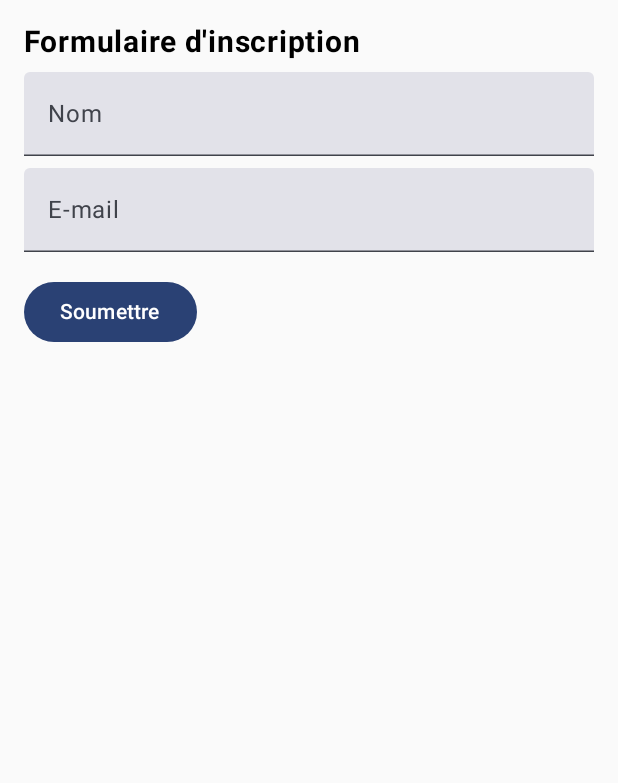
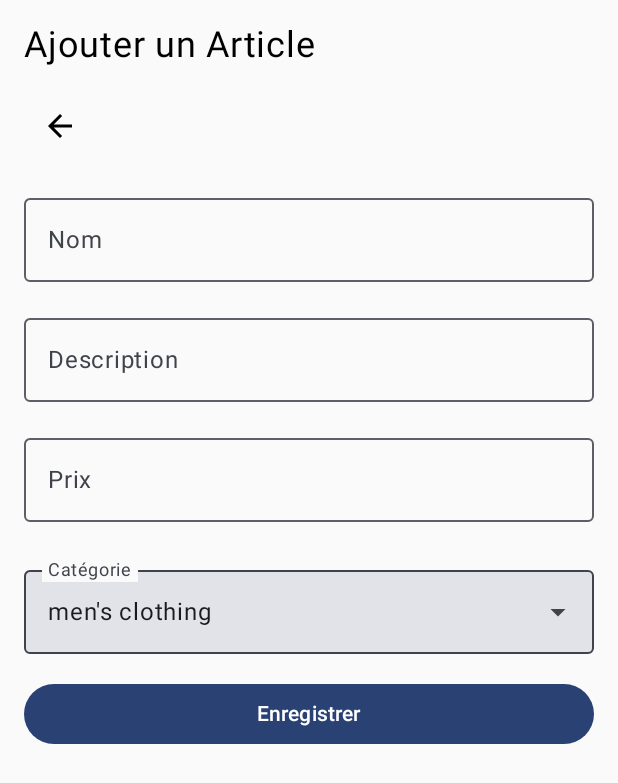
Before and after one commit to LeLouPhoque/projecteni, an Android app built with Jetpack Compose: the FormScreen screen opened through its navigation route, on a phone screen of 412 x 824 dp. Shown: the top 783 px of the screen. Run offline under Robolectric (Android 15) with nearby library versions, the phone set to English and light mode, and no system bars; our stand-ins replace livedata-compose; pictures from the network do not load.

Commit message:
feat(feat)

```diff
--- a/app/build.gradle.kts
+++ b/app/build.gradle.kts
@@ -64,8 +64,10 @@ dependencies {
     implementation(libs.androidx.leanback)
     implementation(libs.coil.kt.coil.compose)
     implementation(libs.volley)
+    implementation(libs.androidx.runtime.livedata)
 
     testImplementation(libs.junit)
+    testImplementation(libs.androidx.ui.test.junit4.android)
     androidTestImplementation(libs.androidx.junit)
     androidTestImplementation(libs.androidx.espresso.core)
     androidTestImplementation(platform(libs.androidx.compose.bom))
--- a/app/src/main/java/com/example/enishop/MainActivity.kt
+++ b/app/src/main/java/com/example/enishop/MainActivity.kt
@@ -14,12 +14,15 @@ import androidx.compose.foundation.layout.height
 import androidx.compose.foundation.layout.padding
 import androidx.compose.foundation.layout.size
 import androidx.compose.foundation.layout.width
-import androidx.compose.foundation.lazy.LazyColumn
-import androidx.compose.foundation.lazy.items
+import androidx.compose.foundation.lazy.grid.GridCells
+import androidx.compose.foundation.lazy.grid.LazyVerticalGrid
+import androidx.compose.foundation.lazy.grid.items
 import androidx.compose.material.icons.Icons
 import androidx.compose.material.icons.automirrored.filled.ArrowBack
+import androidx.compose.material.icons.automirrored.filled.Send
 import androidx.compose.material.icons.filled.ShoppingCart
 import androidx.compose.material3.Button
+import androidx.compose.material3.ButtonDefaults
 import androidx.compose.material3.Card
 import androidx.compose.material3.CardDefaults
 import androidx.compose.material3.CenterAlignedTopAppBar
@@ -31,8 +34,8 @@ import androidx.compose.material3.MaterialTheme
 import androidx.compose.material3.Scaffold
 import androidx.compose.material3.Text
 import androidx.compose.runtime.Composable
-import androidx.compose.runtime.LaunchedEffect
 import androidx.compose.runtime.getValue
+import androidx.compose.runtime.livedata.observeAsState
 import androidx.compose.runtime.mutableStateOf
 import androidx.compose.runtime.remember
 import androidx.compose.runtime.setValue
@@ -43,6 +46,7 @@ import androidx.compose.ui.text.TextStyle
 import androidx.compose.ui.text.font.FontWeight
 import androidx.compose.ui.unit.dp
 import androidx.compose.ui.unit.sp
+import androidx.lifecycle.viewmodel.compose.viewModel
 import androidx.navigation.NavController
 import androidx.navigation.compose.NavHost
 import androidx.navigation.compose.composable
@@ -52,8 +56,14 @@ import com.example.enishop.bo.Article
 import com.example.enishop.form.FormScreen
 import com.example.enishop.repository.ArticleRepository
 import com.example.enishop.ui.theme.EniShopTheme
+import com.example.enishop.vm.ArticleListViewModel
 import java.text.SimpleDateFormat
 import java.util.Locale
+import android.content.Intent
+import android.net.Uri
+import android.app.Activity
+import androidx.compose.ui.platform.LocalContext
+import androidx.compose.ui.platform.testTag
 
 class MainActivity : ComponentActivity() {
     override fun onCreate(savedInstanceState: Bundle?) {
@@ -64,7 +74,7 @@ class MainActivity : ComponentActivity() {
                 val navController = rememberNavController()
                 NavHost(navController = navController, startDestination = "articleList") {
                     composable("articleList") {
-                        ArticleListScreen(navController)
+                        ArticleListScreen(navController, ArticleRepository)
                     }
                     composable("articleDetail/{articleId}") { backStackEntry ->
                         val articleId = backStackEntry.arguments?.getString("articleId")?.toLongOrNull()
@@ -76,12 +86,7 @@ class MainActivity : ComponentActivity() {
                         }
                     }
                     composable("formScreen") {
-                        FormScreen(
-                            name = remember { mutableStateOf("") },
-                            email = remember { mutableStateOf("") },
-                            isFormSubmitted = remember { mutableStateOf(false) },
-                            onSubmit = { /* Logique de soumission du formulaire */ }
-                        )
+                        FormScreen(navController)
                     }
                 }
             }
@@ -99,6 +104,18 @@ fun ArticleCard(article: Article, onDetailClick: (Article) -> Unit) {
         colors = CardDefaults.cardColors(containerColor = MaterialTheme.colorScheme.surface)
     ) {
         Column(modifier = Modifier.padding(16.dp)) {
+            Box(
+                modifier = Modifier
+                    .height(200.dp)
+                    .fillMaxWidth(),
+                contentAlignment = Alignment.Center
+            ) {
+                AsyncImage(
+                    model = article.imageUrl,
+                    contentDescription = null,
+                    modifier = Modifier.size(200.dp)
+                )
+            }
             Text(text = article.name)
             Text(text = "Price: ${article.price} €")
             Button(
@@ -118,7 +135,12 @@ fun ArticleDetailScreen(
     navController: NavController,
     article: Article
 ) {
+
+    val context = LocalContext.current as Activity
     var isFavorite by remember { mutableStateOf(false) }
+    val query = article.name
+    val searchUrl = "https://www.bing.com/search?q=$query"
+    val intent = Intent(Intent.ACTION_VIEW, Uri.parse(searchUrl))
 
     Scaffold(
         topBar = {
@@ -176,7 +198,7 @@ fun ArticleDetailScreen(
             ) {
                 Text(
                     text = "Prix : ${article.price} €",
-                    modifier = Modifier.padding(top = 8.dp)
+                    modifier = Modifier.padding(top = 8.dp).testTag("prixText")
                 )
                 Text(
                     text = "Date : ${SimpleDateFormat("yyyy-MM-dd", Locale.getDefault()).format(article.date)}",
@@ -193,22 +215,28 @@ fun ArticleDetailScreen(
                 )
                 Text(text = "Favori", modifier = Modifier.padding(start = 8.dp))
             }
+            Button(
+                onClick = {
+                    context.startActivity(intent)
+                }
+            ) {
+                Text(text = "Comparer les pris sur internet de : ${article.name}")
+            }
         }
     }
 }
 
 @OptIn(ExperimentalMaterial3Api::class)
 @Composable
-fun ArticleListScreen(navController: NavController) {
-    var articles by remember { mutableStateOf<List<Article>>(emptyList()) }
+fun ArticleListScreen(navController: NavController, articleRepository: ArticleRepository) {
+    val viewModel: ArticleListViewModel = viewModel(
+        factory = ArticleListViewModel.provideFactory(articleRepository)
+    )
 
-    LaunchedEffect(Unit) {
-        articles = ArticleRepository.getArticles()
-    }
+    val articles by viewModel.articles.observeAsState(emptyList())
+    val categories by viewModel.categories.observeAsState(emptyList())
 
-    val onButtonClick = {
-        navController.navigate("formScreen")
-    }
+    var selectedCategory by remember { mutableStateOf("All") }
 
     Scaffold(
         topBar = {
@@ -225,28 +253,48 @@ fun ArticleListScreen(navController: NavController) {
                             fontWeight = FontWeight.Bold,
                             fontSize = 40.sp,
                         )
+                        IconButton(onClick = { navController.navigate("formScreen")}) {
+                            Icon(Icons.AutoMirrored.Filled.Send, contentDescription = "send")
+                        }
                     }
                 }
             )
         }
     ) { innerPadding ->
+        Column(modifier = Modifier.padding(innerPadding)) {
+            Row(
+                modifier = Modifier
+                    .fillMaxWidth()
+                    .padding(8.dp),
+                horizontalArrangement = Arrangement.spacedBy(8.dp)
+            ) {
+                categories.forEach { category ->
+                    Button(
+                        onClick = { selectedCategory = category },
+                        colors = if (selectedCategory == category) ButtonDefaults.buttonColors(
+                            containerColor = Color.Magenta,
+                            contentColor = Color.White
+                        ) else ButtonDefaults.buttonColors()
+                    ) {
+                        Text(category)
+                    }
+                }
+            }
 
-        Column(modifier = Modifier.padding(innerPadding)) {
-            LazyColumn(modifier = Modifier.padding(top = 16.dp)) {
-                items(articles) { article ->
+            val filteredArticles = if (selectedCategory == "All") articles else articles.filter { it.category == selectedCategory }
+
+            LazyVerticalGrid(
+                columns = GridCells.Fixed(2),
+                modifier = Modifier.padding(16.dp),
+                verticalArrangement = Arrangement.spacedBy(16.dp),
+                horizontalArrangement = Arrangement.spacedBy(16.dp)
+            ) {
+                items(filteredArticles) { article ->
                     ArticleCard(article) { selectedArticle ->
                         navController.navigate("articleDetail/${selectedArticle.id}")
                     }
                 }
             }
-            Button(
-                onClick = onButtonClick,
-                modifier = Modifier
-                    .fillMaxWidth()
-                    .padding(16.dp)
-            ) {
-                Text("Ajouter un article")
-            }
         }
     }
 }
--- a/app/src/main/java/com/example/enishop/dao/ArticleDao.kt
+++ b/app/src/main/java/com/example/enishop/dao/ArticleDao.kt
@@ -8,4 +8,6 @@ interface ArticleDao {
     fun insert(article: Article): Long
 
     fun getAllArticles(): List<Article>
+
+    fun getAllCategorie(): List<String>
 }
--- a/app/src/main/java/com/example/enishop/dao/memory/ArticleDAOMemoryImpl.kt
+++ b/app/src/main/java/com/example/enishop/dao/memory/ArticleDAOMemoryImpl.kt
@@ -12,6 +12,18 @@ class ArticleDAOMemoryImpl : ArticleDao {
     override fun insert(article: Article): Long {
         articleInMemory.add(article)
         return article.id
+    }
+
+    override fun getAllCategorie(): List<String> {
+        return categoryInMemory
+    }
+
+    private var categoryInMemory = mutableListOf<String>()
+
+    init{
+        categoryInMemory.add("men's clothing")
+        categoryInMemory.add("women's clothing")
+
     }
 
     override fun getAllArticles(): List<Article> {
@@ -47,7 +59,7 @@ class ArticleDAOMemoryImpl : ArticleDao {
             description = "great outerwear jackets for Spring/Autumn/Winter, suitable for many occasions, such as working, hiking, camping, mountain/rock climbing, cycling, traveling or other outdoors. Good gift choice for you or your family member. A warm hearted love to Father, husband or son in this thanksgiving or Christmas Day.",
             price = 55.99,
             imageUrl = "https://fakestoreapi.com/img/71li-ujtlUL._AC_UX679_.jpg",
-            category = "men's clothing",
+            category = "women's clothing",
             date = Date(),
         ))
     }
--- a/app/src/main/java/com/example/enishop/dao/network/ArticleDAONetworkImpl.kt
+++ b/app/src/main/java/com/example/enishop/dao/network/ArticleDAONetworkImpl.kt
@@ -15,4 +15,8 @@ class ArticleDAONetworkImpl: ArticleDao {
     override fun getAllArticles(): List<Article> {
         TODO("Not yet implemented")
     }
+
+    override fun getAllCategorie(): List<String> {
+        TODO("Not yet implemented")
+    }
 }
--- a/app/src/main/java/com/example/enishop/form/formulaire.kt
+++ b/app/src/main/java/com/example/enishop/form/formulaire.kt
@@ -1,63 +1,129 @@
 package com.example.enishop.form
 
+import androidx.compose.foundation.layout.Arrangement
 import androidx.compose.foundation.layout.Column
-import androidx.compose.foundation.layout.Spacer
 import androidx.compose.foundation.layout.fillMaxWidth
 import androidx.compose.foundation.layout.padding
+import androidx.compose.material.icons.Icons
+import androidx.compose.material.icons.automirrored.filled.ArrowBack
 import androidx.compose.material3.Button
+import androidx.compose.material3.DropdownMenu
+import androidx.compose.material3.DropdownMenuItem
+import androidx.compose.material3.ExperimentalMaterial3Api
+import androidx.compose.material3.ExposedDropdownMenuBox
+import androidx.compose.material3.ExposedDropdownMenuDefaults
+import androidx.compose.material3.Icon
+import androidx.compose.material3.IconButton
+import androidx.compose.material3.OutlinedTextField
 import androidx.compose.material3.Text
-import androidx.compose.material3.TextField
 import androidx.compose.runtime.Composable
-import androidx.compose.runtime.MutableState
+import androidx.compose.runtime.getValue
+import androidx.compose.runtime.mutableStateOf
+import androidx.compose.runtime.remember
+import androidx.compose.runtime.setValue
 import androidx.compose.ui.Modifier
-import androidx.compose.ui.graphics.Color
-import androidx.compose.ui.text.font.FontWeight
 import androidx.compose.ui.unit.dp
 import androidx.compose.ui.unit.sp
+import androidx.navigation.NavController
+import com.example.enishop.bo.Article
+import com.example.enishop.repository.ArticleRepository
+import java.util.Date
 
+@OptIn(ExperimentalMaterial3Api::class)
 @Composable
-fun FormScreen(
-    name: MutableState<String>,
-    email: MutableState<String>,
-    isFormSubmitted: MutableState<Boolean>,
-    onSubmit: () -> Unit
-) {
-    Column(modifier = Modifier.padding(16.dp)) {
+fun FormScreen(navController: NavController) {
+    var name by remember { mutableStateOf("") }
+    var description by remember { mutableStateOf("") }
+    var price by remember { mutableStateOf("") }
 
-        Text(text = "Formulaire d'inscription", fontWeight = FontWeight.Bold, fontSize = 20.sp)
+    val categories = ArticleRepository.getCategories()
+    var selectedCategory by remember { mutableStateOf(categories[0]) }
+    var expanded by remember { mutableStateOf(false) }
 
-        TextField(
-            value = name.value,
-            onValueChange = { name.value = it },
+    Column(
+        modifier = Modifier
+            .fillMaxWidth()
+            .padding(16.dp),
+        verticalArrangement = Arrangement.spacedBy(16.dp)
+    ) {
+        Text(text = "Ajouter un Article", fontSize = 24.sp)
+        IconButton(onClick = { navController.navigateUp() }) {
+            Icon(Icons.AutoMirrored.Filled.ArrowBack, contentDescription = "Back")
+        }
+
+        OutlinedTextField(
+            value = name,
+            onValueChange = { name = it },
             label = { Text("Nom") },
-            modifier = Modifier.fillMaxWidth().padding(top = 8.dp)
+            modifier = Modifier.fillMaxWidth()
         )
 
-        TextField(
-            value = email.value,
-            onValueChange = { email.value = it },
-            label = { Text("E-mail") },
-            modifier = Modifier.fillMaxWidth().padding(top = 8.dp)
+        OutlinedTextField(
+            value = description,
+            onValueChange = { description = it },
+            label = { Text("Description") },
+            modifier = Modifier.fillMaxWidth()
         )
+
+        OutlinedTextField(
+            value = price,
+            onValueChange = { price = it },
+            label = { Text("Prix") },
+            modifier = Modifier.fillMaxWidth()
+        )
+
+        ExposedDropdownMenuBox(
+            expanded = expanded,
+            onExpandedChange = { expanded = !expanded }
+        ) {
+            OutlinedTextField(
+                readOnly = true,
+                value = selectedCategory,
+                onValueChange = {},
+                label = { Text("Catégorie") },
+                modifier = Modifier
+                    .fillMaxWidth()
+                    .padding(top = 8.dp),
+                trailingIcon = {
+                    ExposedDropdownMenuDefaults.TrailingIcon(expanded = expanded)
+                },
+                colors = ExposedDropdownMenuDefaults.textFieldColors()
+            )
+            DropdownMenu(
+                expanded = expanded,
+                onDismissRequest = { expanded = true }
+            ) {
+                categories.forEach { category ->
+                    DropdownMenuItem(
+                        text = { Text(category) },
+                        onClick = {
+                            selectedCategory = category
+                            expanded = false
+                        }
+                    )
+                }
+            }
+        }
 
         Button(
             onClick = {
-                isFormSubmitted.value = true
-                onSubmit()
+                val newArticle = Article(
+                    id = System.currentTimeMillis(),
+                    name = name,
+                    description = description,
+                    price = price.toDoubleOrNull() ?: 0.0,
+                    imageUrl = "",
+                    category = selectedCategory,
+                    date = Date()
+                )
+
+                ArticleRepository.addArticle(newArticle)
+
+                navController.navigateUp()
             },
-            modifier = Modifier.padding(top = 16.dp)
+            modifier = Modifier.fillMaxWidth()
         ) {
-            Text("Soumettre")
+            Text("Enregistrer")
         }
-
-        if (isFormSubmitted.value) {
-            Text(
-                text = "Formulaire soumis avec succès!",
-                color = Color.Green,
-                modifier = Modifier.padding(top = 16.dp)
-            )
-        }
-
-        Spacer(modifier = Modifier.weight(1f))
     }
 }
--- a/app/src/main/java/com/example/enishop/repository/ArticleRepository.kt
+++ b/app/src/main/java/com/example/enishop/repository/ArticleRepository.kt
@@ -24,4 +24,9 @@ object ArticleRepository {
     fun getArticles(): List<Article>{
         return articleDao.getAllArticles()
     }
+
+    fun getCategories(): List<String>{
+        return articleDao.getAllCategorie()
+
+    }
 }
--- /dev/null
+++ b/app/src/main/java/com/example/enishop/vm/ArticleListViewModel.kt
@@ -0,0 +1,28 @@
+package com.example.enishop.vm
+
+import androidx.lifecycle.LiveData
+import androidx.lifecycle.ViewModel
+import androidx.lifecycle.ViewModelProvider
+import androidx.lifecycle.liveData
+import com.example.enishop.bo.Article
+import com.example.enishop.repository.ArticleRepository
+
+class ArticleListViewModel(articleRepository: ArticleRepository) : ViewModel(){
+    val articles: LiveData<List<Article>> = liveData {
+        emit(articleRepository.getArticles())
+    }
+
+    val categories: LiveData<List<String>> = liveData {
+        emit(articleRepository.getCategories())
+    }
+
+    companion object {
+        fun provideFactory(articleRepository: ArticleRepository): ViewModelProvider.Factory =
+            object : ViewModelProvider.Factory {
+                @Suppress("UNCHECKED_CAST")
+                override fun <T : ViewModel> create(modelClass: Class<T>): T {
+                    return ArticleListViewModel(articleRepository) as T
+                }
+            }
+        }
+    }
--- a/gradle/libs.versions.toml
+++ b/gradle/libs.versions.toml
@@ -13,6 +13,8 @@ composeBom = "2024.04.01"
 navigationCompose = "2.8.0"
 leanback = "1.0.0"
 volley = "1.2.1"
+runtimeLivedata = "1.7.5"
+uiTestJunit4Android = "1.7.0"
 
 [libraries]
 androidx-core-ktx = { group = "androidx.core", name = "core-ktx", version.ref = "coreKtx" }
@@ -35,6 +37,8 @@ androidx-ui-test-junit4 = { group = "androidx.compose.ui", name = "ui-test-junit
 androidx-material3 = { group = "androidx.compose.material3", name = "material3" }
 androidx-leanback = { group = "androidx.leanback", name = "leanback", version.ref = "leanback" }
 volley = { group = "com.android.volley", name = "volley", version.ref = "volley" }
+androidx-runtime-livedata = { group = "androidx.compose.runtime", name = "runtime-livedata", version.ref = "runtimeLivedata" }
+androidx-ui-test-junit4-android = { group = "androidx.compose.ui", name = "ui-test-junit4-android", version.ref = "uiTestJunit4Android" }
 
 [plugins]
 android-application = { id = "com.android.application", version.ref = "agp" }
```
Also changed, not shown: 3 other files.
